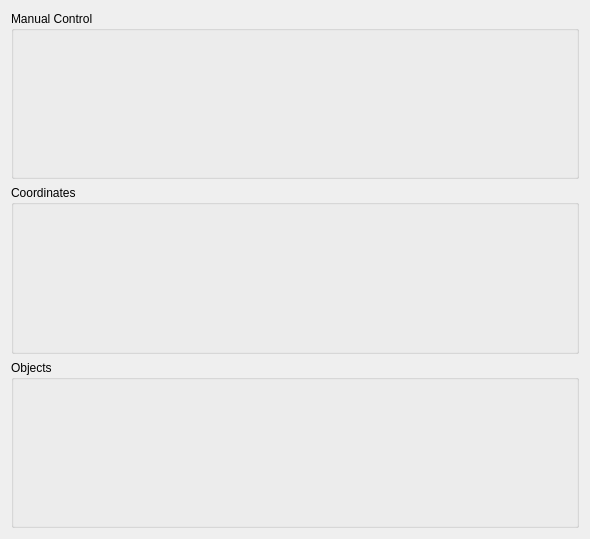
Edlward/GalaxyHunter, file dslr-qt-shooter/telescope/telescoperemotecontrol.ui: the form before one commit.
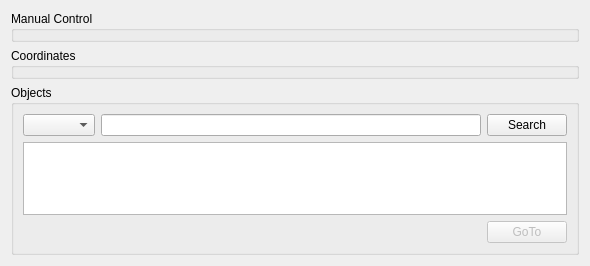
The form after the commit.

Commit message: goto objects gui

What changed in the file:
```diff
--- a/dslr-qt-shooter/telescope/telescoperemotecontrol.ui
+++ b/dslr-qt-shooter/telescope/telescoperemotecontrol.ui
@@ -7,7 +7,7 @@
     <x>0</x>
     <y>0</y>
     <width>590</width>
-    <height>539</height>
+    <height>266</height>
    </rect>
   </property>
   <layout class="QGridLayout" name="gridLayout">
@@ -30,6 +30,34 @@
      <property name="title">
       <string>Objects</string>
      </property>
+     <layout class="QGridLayout" name="gridLayout_2">
+      <item row="0" column="0">
+       <widget class="QComboBox" name="catalogue"/>
+      </item>
+      <item row="0" column="1">
+       <widget class="QLineEdit" name="objectName"/>
+      </item>
+      <item row="1" column="0" colspan="3">
+       <widget class="QListView" name="objects_results"/>
+      </item>
+      <item row="2" column="2">
+       <widget class="QPushButton" name="gotoObject">
+        <property name="enabled">
+         <bool>false</bool>
+        </property>
+        <property name="text">
+         <string>GoTo</string>
+        </property>
+       </widget>
+      </item>
+      <item row="0" column="2">
+       <widget class="QPushButton" name="searchObject">
+        <property name="text">
+         <string>Search</string>
+        </property>
+       </widget>
+      </item>
+     </layout>
     </widget>
    </item>
   </layout>
```
The commit also changes 4 other files.
